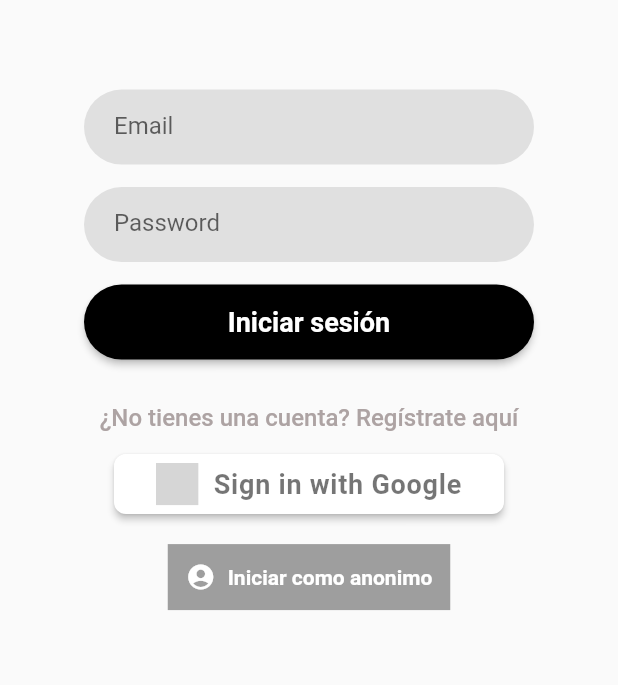
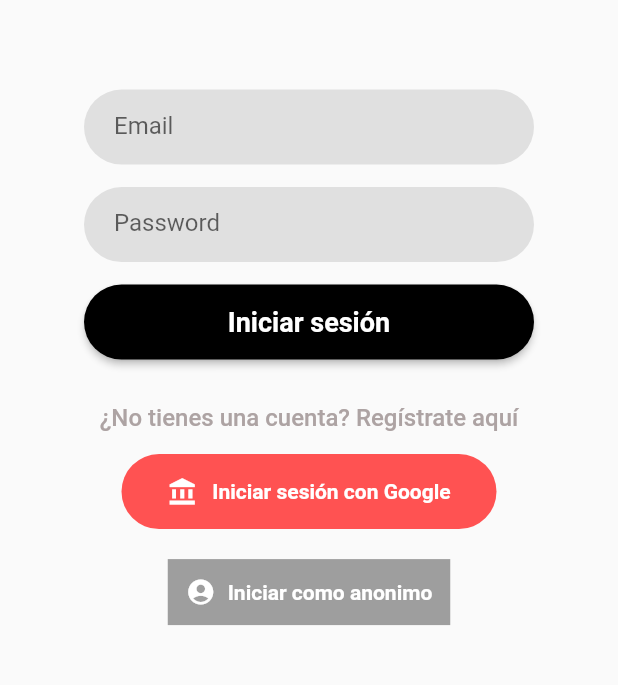
Before and after one commit to AndreBE99/moviles_project_2023, a Flutter app: the screen it shows after launch, on a phone screen of 412 x 824 dp, the part 430-1115 px from its top. Run offline on Flutter 3.47's test engine with Material 2 defaults, Android fonts, the phone set to English and light mode, and no system bars; our stand-ins replace bloc, equatable, firebase_auth, firebase_core, flutter_bloc, font_awesome_flutter and 2 more; missing offline and left inert: flutter_barcode_scanner; accounts and stored records are empty; grey boxes are pictures that could not be loaded.

Commit message:
Rebase branch

```diff
--- a/product_finder/lib/pages/login_page.dart
+++ b/product_finder/lib/pages/login_page.dart
@@ -1,6 +1,6 @@
-import 'package:auth_buttons/auth_buttons.dart';
 import 'package:flutter/material.dart';
 import 'package:flutter_bloc/flutter_bloc.dart';
+import 'package:font_awesome_flutter/font_awesome_flutter.dart';
 import 'package:product_finder/auth/bloc/auth_bloc.dart';
 
 import 'register_page.dart';
@@ -168,12 +168,33 @@ class LoginPage extends StatelessWidget {
                       Column(
                         mainAxisAlignment: MainAxisAlignment.spaceEvenly,
                         children: [
-                          GoogleAuthButton(
-                            onPressed: () {
-                              // Bloc add event autenticacion con google event
-                              BlocProvider.of<AuthBloc>(context)
-                                  .add(GoogleAuthEvent());
-                            },
+                          Container(
+                            width: 250,
+                            height: 50,
+                            decoration: BoxDecoration(
+                              borderRadius: BorderRadius.circular(25),
+                              color: Colors.redAccent,
+                            ),
+                            child: Center(
+                              child: Row(
+                                mainAxisAlignment: MainAxisAlignment.center,
+                                children: [
+                                  Icon(
+                                    Icons.account_balance,
+                                    color: Colors.white,
+                                    size: 20,
+                                  ),
+                                  SizedBox(width: 10),
+                                  Text(
+                                    'Iniciar sesión con Google',
+                                    style: TextStyle(
+                                      color: Colors.white,
+                                      fontWeight: FontWeight.bold,
+                                    ),
+                                  ),
+                                ],
+                              ),
+                            ),
                           ),
                           SizedBox(height: 20),
                           InkWell(
```
